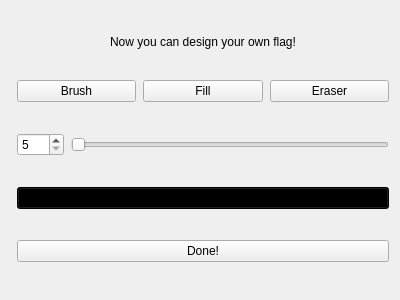
The window that finaldesignactivity.ui (zxjorge/EDApp) describes before a commit, drawn with Qt 5.
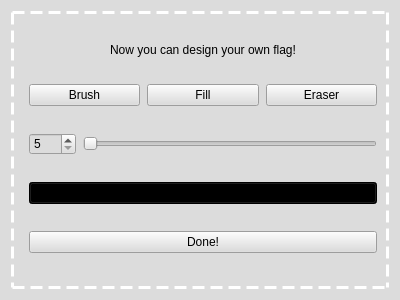
The same window after the commit. Custom widgets are drawn as their Qt base class.

Commit message: final design activity UI revamped.

```diff
--- a/finaldesignactivity.ui
+++ b/finaldesignactivity.ui
@@ -13,8 +13,20 @@
   <property name="windowTitle">
    <string>Form</string>
   </property>
+  <property name="styleSheet">
+   <string notr="true">background-color: rgb(220, 220, 220);
+</string>
+  </property>
   <layout class="QHBoxLayout" name="horizontalLayout">
    <item>
+    <widget class="QFrame" name="horizontalFrame">
+     <property name="styleSheet">
+      <string notr="true">QFrame#horizontalFrame {
+	border: 3px dashed white;
+}</string>
+     </property>
+     <layout class="QHBoxLayout" name="horizontalLayout_4">
+      <item>
     <widget class="SpriteCanvas" name="canvas" native="true"/>
    </item>
    <item>
@@ -123,6 +135,9 @@
       </widget>
      </item>
     </layout>
+      </item>
+     </layout>
+    </widget>
    </item>
   </layout>
  </widget>
```
Lines whose indentation alone changed are shown as unchanged.
